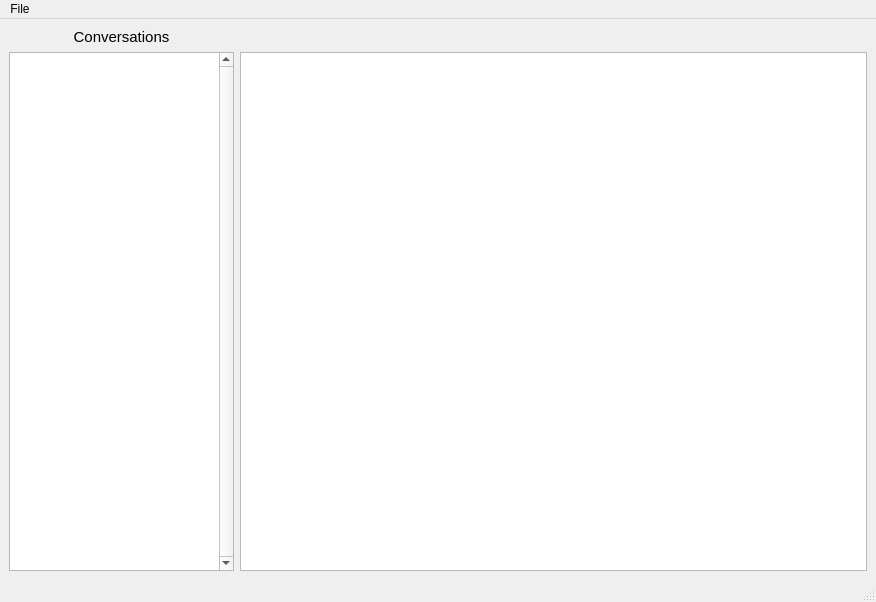
The window that src/ui/mainwindow.ui (cjlh/fb-archive-browser) describes before a commit, drawn with Qt 5.
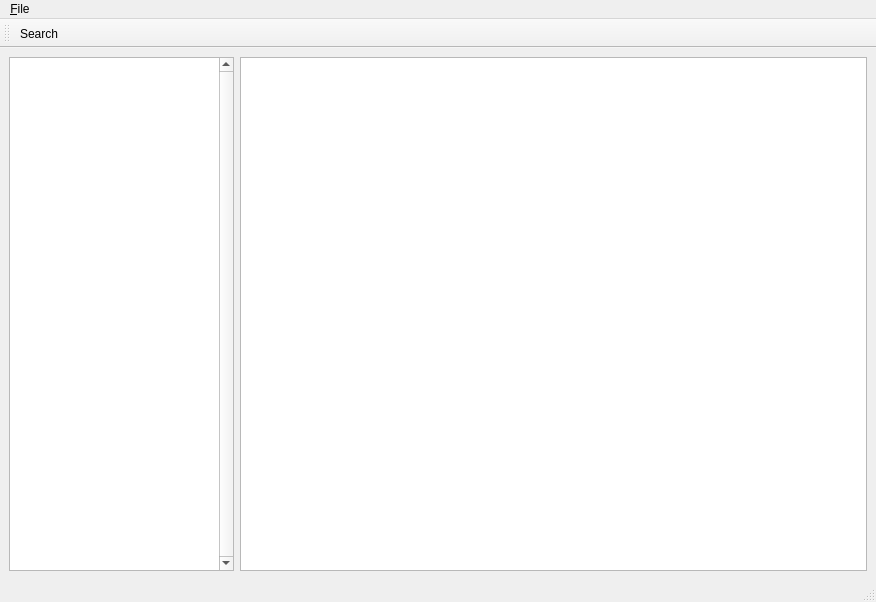
The same window after the commit.

Commit message: Added toolbar with search button (not currently functional) and added search icon using Octicons as fallback (https://github.com/primer/octicons)

What changed in the file:
```diff
--- a/src/ui/mainwindow.ui
+++ b/src/ui/mainwindow.ui
@@ -16,8 +16,8 @@
   <widget class="QWidget" name="centralwidget">
    <layout class="QVBoxLayout" name="verticalLayout">
     <item>
-     <layout class="QGridLayout" name="gridLayout" columnstretch="0,1">
-      <item row="1" column="1">
+     <layout class="QGridLayout" name="gridLayout" columnstretch="0,0">
+      <item row="0" column="1">
        <widget class="QListView" name="messagesList">
         <property name="minimumSize">
          <size>
@@ -28,21 +28,6 @@
        </widget>
       </item>
       <item row="0" column="0">
-       <widget class="QLabel" name="label">
-        <property name="font">
-         <font>
-          <pointsize>11</pointsize>
-         </font>
-        </property>
-        <property name="text">
-         <string>Conversations</string>
-        </property>
-        <property name="alignment">
-         <set>Qt::AlignCenter</set>
-        </property>
-       </widget>
-      </item>
-      <item row="1" column="0">
        <widget class="QListWidget" name="conversationsList">
         <property name="minimumSize">
          <size>
@@ -76,12 +61,32 @@
    </property>
    <widget class="QMenu" name="menuPlaceholder">
     <property name="title">
-     <string>File</string>
+     <string>&amp;File</string>
     </property>
    </widget>
    <addaction name="menuPlaceholder"/>
   </widget>
   <widget class="QStatusBar" name="statusbar"/>
+  <widget class="QToolBar" name="toolBar">
+   <property name="windowTitle">
+    <string>toolBar</string>
+   </property>
+   <attribute name="toolBarArea">
+    <enum>TopToolBarArea</enum>
+   </attribute>
+   <attribute name="toolBarBreak">
+    <bool>false</bool>
+   </attribute>
+   <addaction name="actionSearch"/>
+  </widget>
+  <action name="actionSearch">
+   <property name="text">
+    <string>Search</string>
+   </property>
+   <property name="shortcut">
+    <string>Ctrl+S</string>
+   </property>
+  </action>
  </widget>
  <resources/>
  <connections/>
```
The commit also changes 4 other files.
